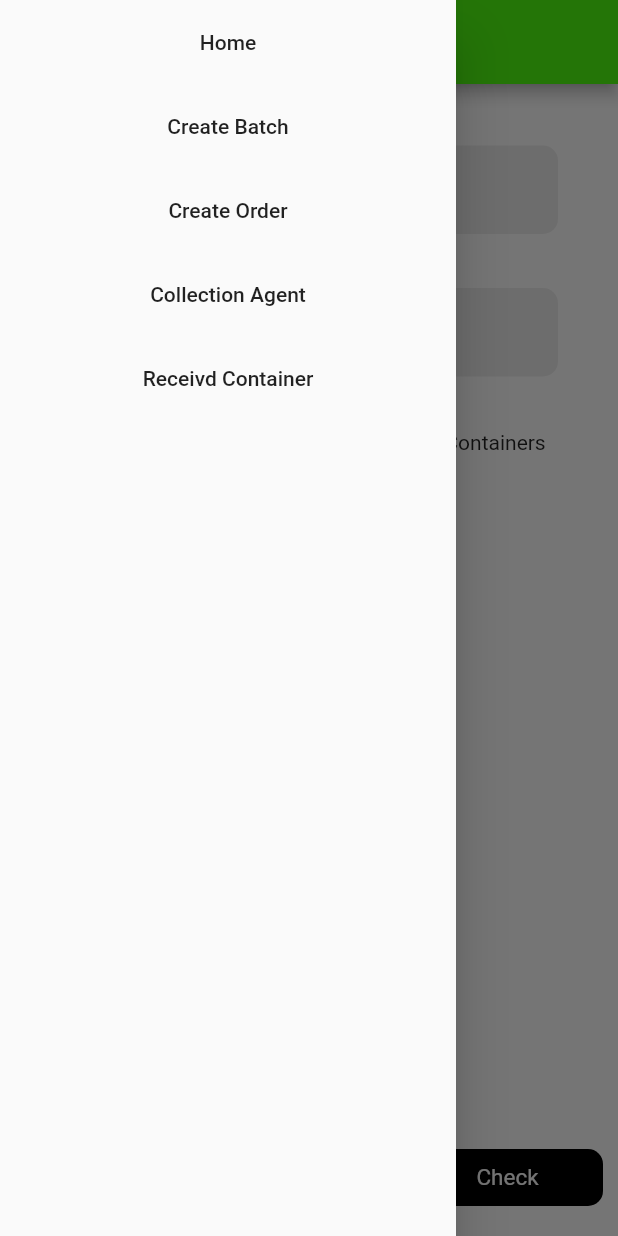
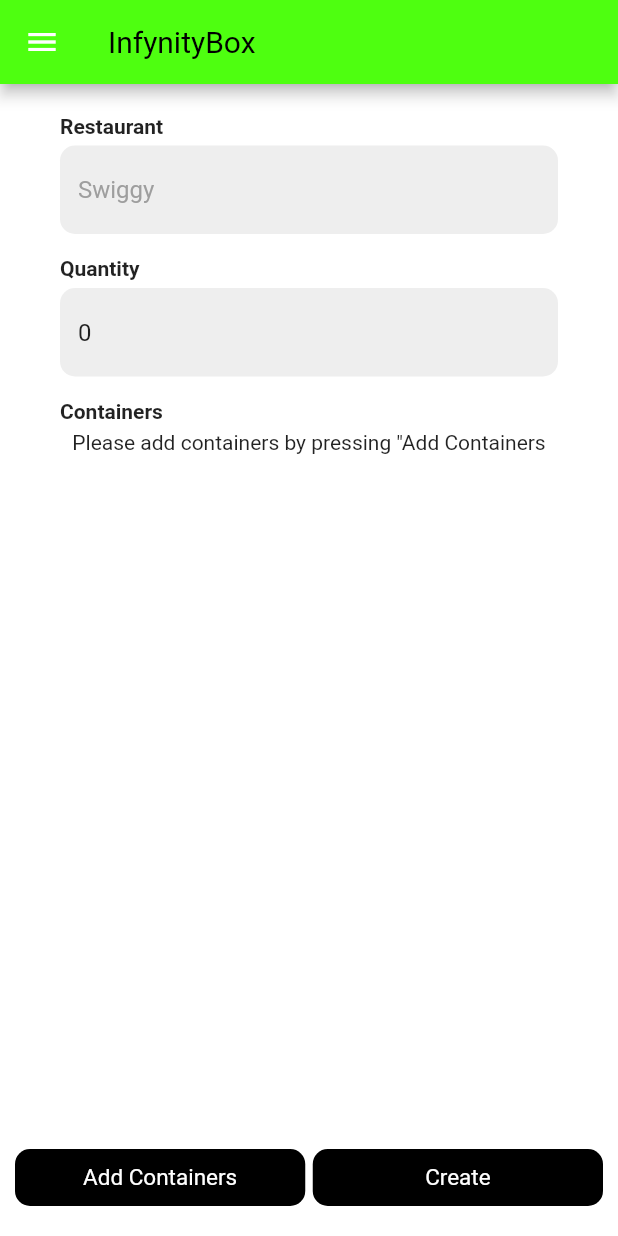
Before and after one commit to prajesh9921/infinitybox, a Flutter app: the BatchCretion screen opened by its route, in the side drawer, after a tap on "Create", on a phone screen of 412 x 824 dp. Run offline on Flutter 3.47's test engine with Material 2 defaults, Android fonts, the phone set to English and light mode, and no system bars; our stand-ins replace device_preview.

Commit message:
Added some minor changes Commit : 3 removed check buttons

```diff
--- a/lib/view/Batch Creation.dart
+++ b/lib/view/Batch Creation.dart
@@ -151,13 +151,6 @@ class _BatchCretionState extends State<BatchCretion> {
                       );
                       ScaffoldMessenger.of(context).showSnackBar(snackBar);
                   },),
-                  const SizedBox(width: 5.0,),
-                  Button(label: "Check", onPress: (){
-                    for(int i = 0; i < DataList.length; i++){
-                      print("the Container value is: ${DataList[i].status}");
-                    }
-                  },)
-
                 ],
               )
             ],
--- a/lib/view/ordercreation.dart
+++ b/lib/view/ordercreation.dart
@@ -133,11 +133,4 @@ class _OrderCreationState extends State<OrderCreation> {
                         phone: phoneNumber.text,
                       )));
                   },),
-                  SizedBox(width: 5.0,),
-                  Btn(label: "check", onPress: (){
-                    for(int i = 0; i < DataList.length; i++){
-                      print("the Container value is: ${DataList[i].status}");
-                    }
-
-                  },)
                 ],)],),),),);}}
--- a/lib/view/receivedcontainer.dart
+++ b/lib/view/receivedcontainer.dart
@@ -54,7 +54,7 @@ class _ReceivedContainerState extends State<ReceivedContainer> {
               crossAxisAlignment: CrossAxisAlignment.start,
               children: [
                 const Text("Containers with collection agent list"),
-                count == 0? Center(child: Text("Press referesh button")) : Expanded(
+                count == 0 ? Center(child: Text("Press referesh button")) : Expanded(
                   child: ListView.builder(
                   itemCount: count,
                   itemBuilder: (BuildContext context, int index) {
```
